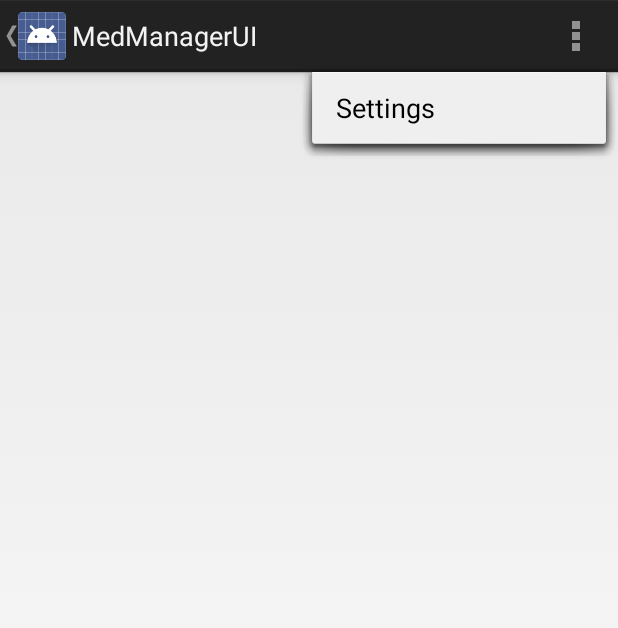
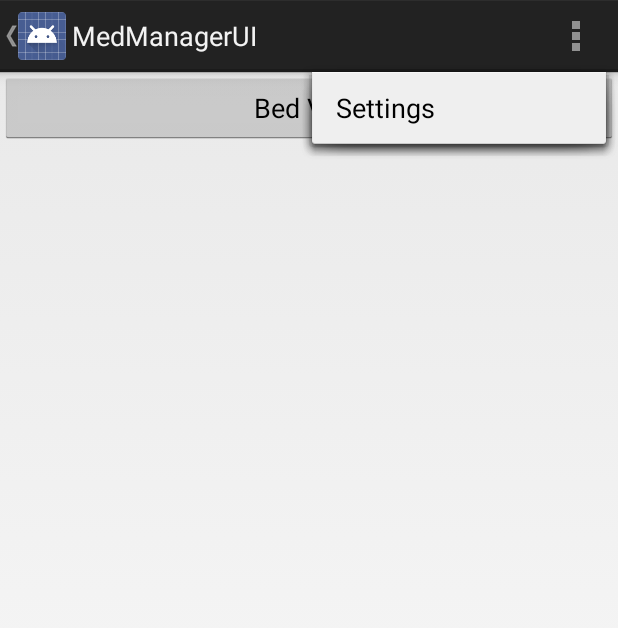
Before and after one commit to Rory-Powell/hackathon-app, an Android app: the screen it shows after launch (DocNavigation), with the options menu open, on a phone screen of 412 x 824 dp. Shown: the top 628 px of the screen. Run offline under Robolectric (Android 15) with nearby library versions, the light colour scheme and no system bars; 2 statements that could not run were skipped.

Commit message:
added fragement for bed view

```diff
--- /dev/null
+++ b/MedManagerUI/app/src/main/java/com/example/dmurray/medmanagerui/BedViewFragment.java
@@ -0,0 +1,63 @@
+package com.example.dmurray.medmanagerui;
+
+import android.app.Activity;
+import android.app.ActionBar;
+import android.app.Fragment;
+import android.support.v4.app.ActionBarDrawerToggle;
+import android.support.v4.view.GravityCompat;
+import android.support.v4.widget.DrawerLayout;
+import android.content.SharedPreferences;
+import android.content.res.Configuration;
+import android.os.Bundle;
+import android.preference.PreferenceManager;
+import android.view.LayoutInflater;
+import android.view.Menu;
+import android.view.MenuInflater;
+import android.view.MenuItem;
+import android.view.View;
+import android.view.ViewGroup;
+import android.widget.AdapterView;
+import android.widget.ArrayAdapter;
+import android.widget.Button;
+import android.widget.ListView;
+import android.widget.Toast;
+
+/**
+ * A placeholder fragment containing a simple view.
+ */
+public class BedViewFragment extends Fragment {
+    /**
+     * The fragment argument representing the section number for this
+     * fragment.
+     */
+    private static final String ARG_SECTION_NUMBER = "section_number";
+
+    /**
+     * Returns a new instance of this fragment for the given section
+     * number.
+     */
+    public static BedViewFragment newInstance(int sectionNumber) {
+        BedViewFragment fragment = new BedViewFragment();
+        Bundle args = new Bundle();
+        args.putInt(ARG_SECTION_NUMBER, sectionNumber);
+        fragment.setArguments(args);
+        return fragment;
+    }
+
+    public BedViewFragment() {
+    }
+
+    @Override
+    public View onCreateView(LayoutInflater inflater, ViewGroup container,
+                             Bundle savedInstanceState) {
+        View rootView = inflater.inflate(R.layout.fragment_bed_view, container, false);
+        return rootView;
+    }
+
+    @Override
+    public void onAttach(Activity activity) {
+        super.onAttach(activity);
+        ((DocNavigation) activity).onSectionAttached(
+                getArguments().getInt(ARG_SECTION_NUMBER));
+    }
+}
--- a/MedManagerUI/app/src/main/java/com/example/dmurray/medmanagerui/DocNavigation.java
+++ b/MedManagerUI/app/src/main/java/com/example/dmurray/medmanagerui/DocNavigation.java
@@ -47,12 +47,18 @@ public class DocNavigation extends Activity
                 (DrawerLayout) findViewById(R.id.drawer_layout));
     }
 
+
+    /*****************
+    Replace placeholder fragment with BedViewFragment
+     *****************/
+
+
     @Override
     public void onNavigationDrawerItemSelected(int position) {
         // update the main content by replacing fragments
         FragmentManager fragmentManager = getFragmentManager();
         fragmentManager.beginTransaction()
-                .replace(R.id.container, PlaceholderFragment.newInstance(position + 1))
+                .replace(R.id.container, BedViewFragment.newInstance(position + 1))
                 .commit();
     }
 
@@ -63,9 +69,6 @@ public class DocNavigation extends Activity
                 break;
             case 2:
                 mTitle = getString(R.string.title_section2);
-                break;
-            case 3:
-                mTitle = getString(R.string.title_section3);
                 break;
         }
     }
--- a/MedManagerUI/app/src/main/java/com/example/dmurray/medmanagerui/NavigationDrawerFragment.java
+++ b/MedManagerUI/app/src/main/java/com/example/dmurray/medmanagerui/NavigationDrawerFragment.java
@@ -104,7 +104,6 @@ public class NavigationDrawerFragment extends Fragment {
                 new String[]{
                         getString(R.string.title_section1),
                         getString(R.string.title_section2),
-                        getString(R.string.title_section3),
                 }));
         mDrawerListView.setItemChecked(mCurrentSelectedPosition, true);
         return mDrawerListView;
--- /dev/null
+++ b/MedManagerUI/app/src/main/res/layout/fragment_bed_view.xml
@@ -0,0 +1,13 @@
+<?xml version="1.0" encoding="utf-8"?>
+<LinearLayout xmlns:android="http://schemas.android.com/apk/res/android"
+    android:layout_width="fill_parent"
+    android:layout_height="fill_parent"
+    android:orientation="vertical" >
+
+    <Button
+        android:id="@+id/fragment_button"
+        android:text="@string/title_bed_view"
+        android:layout_width="fill_parent"
+        android:layout_height="wrap_content" />
+
+</LinearLayout>
--- a/MedManagerUI/app/src/main/res/values/strings.xml
+++ b/MedManagerUI/app/src/main/res/values/strings.xml
@@ -2,9 +2,9 @@
 <resources>
 
     <string name="app_name">MedManagerUI</string>
-    <string name="title_section1">Section 1</string>
-    <string name="title_section2">Section 2</string>
-    <string name="title_section3">Section 3</string>
+    <string name="title_section1">Doctor</string>
+    <string name="title_section2">Nurse</string>
+    <string name="title_bed_view">Bed View</string>
     <string name="navigation_drawer_open">Open navigation drawer</string>
     <string name="navigation_drawer_close">Close navigation drawer</string>
     <string name="action_example">Example action</string>
```
